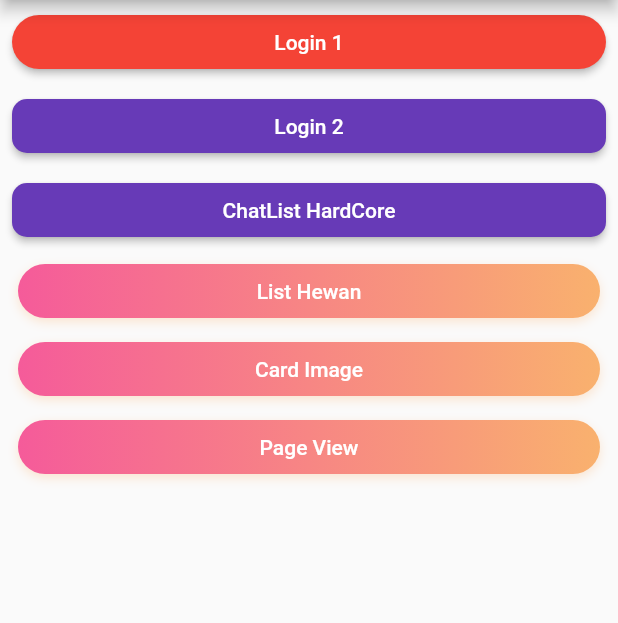
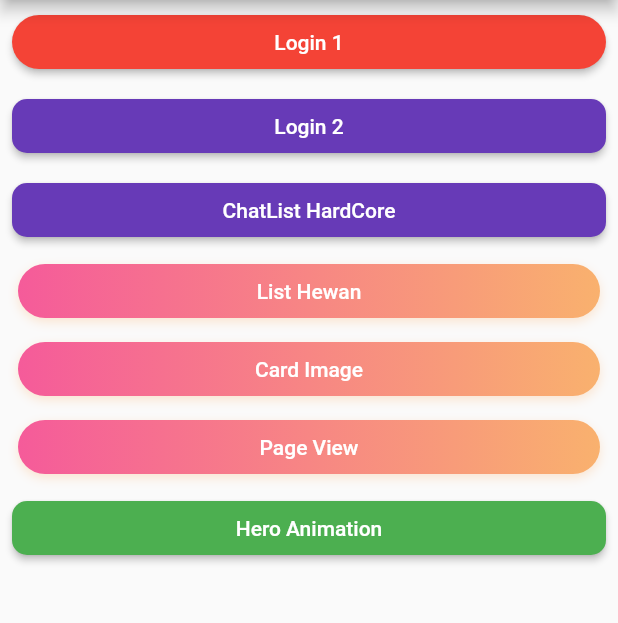
Before and after one commit to AjiSetya/latihan_flutter_dasar, a Flutter app: the screen it shows after launch, on a phone screen of 412 x 824 dp, the part 84-707 px from its top. Run offline on Flutter 3.47's test engine with Material 2 defaults, Android fonts, the phone set to English and light mode, and no system bars; drawn by our look-alikes of gradient_widgets.

Commit message:
Add layout hero animation

```diff
--- a/lib/main.dart
+++ b/lib/main.dart
@@ -6,6 +6,8 @@ import 'WaChatItem.dart';
 import 'CardImage.dart';
 import 'ListHewan.dart';
 import 'package:gradient_widgets/gradient_widgets.dart';
+
+import 'hero_animation.dart';
 
 void main() =>
     runApp(MaterialApp(debugShowCheckedModeBanner: false, home: MyApp()));
@@ -125,6 +127,22 @@ class MyApp extends StatelessWidget {
               ],
             ),
           ),
+          Padding(
+            padding: const EdgeInsets.only(
+                left: 8.0, top: 4.0, right: 8.0, bottom: 4.0),
+            child: RaisedButton(
+                shape: RoundedRectangleBorder(
+                    borderRadius: BorderRadius.circular(10.0)),
+                color: Colors.green,
+                child: Text(
+                  "Hero Animation",
+                  style: TextStyle(color: Colors.white),
+                ),
+                onPressed: () {
+                  Navigator.push(context,
+                      MaterialPageRoute(builder: (context) => HeroAnimation()));
+                }),
+          ),
         ],
       ),
     );
--- a/pubspec.yaml
+++ b/pubspec.yaml
@@ -42,8 +42,8 @@ flutter:
   uses-material-design: true
 
   # To add assets to your application, add an assets section, like this:
-  # assets:
-  #  - images/a_dot_burr.jpeg
+assets:
+  - assets/img/
   #  - images/a_dot_ham.jpeg
 
   # An image asset can refer to one or more resolution-specific "variants", see
```
Also changed, not shown: lib/hero_animation.dart (added, +54 -0 lines).
